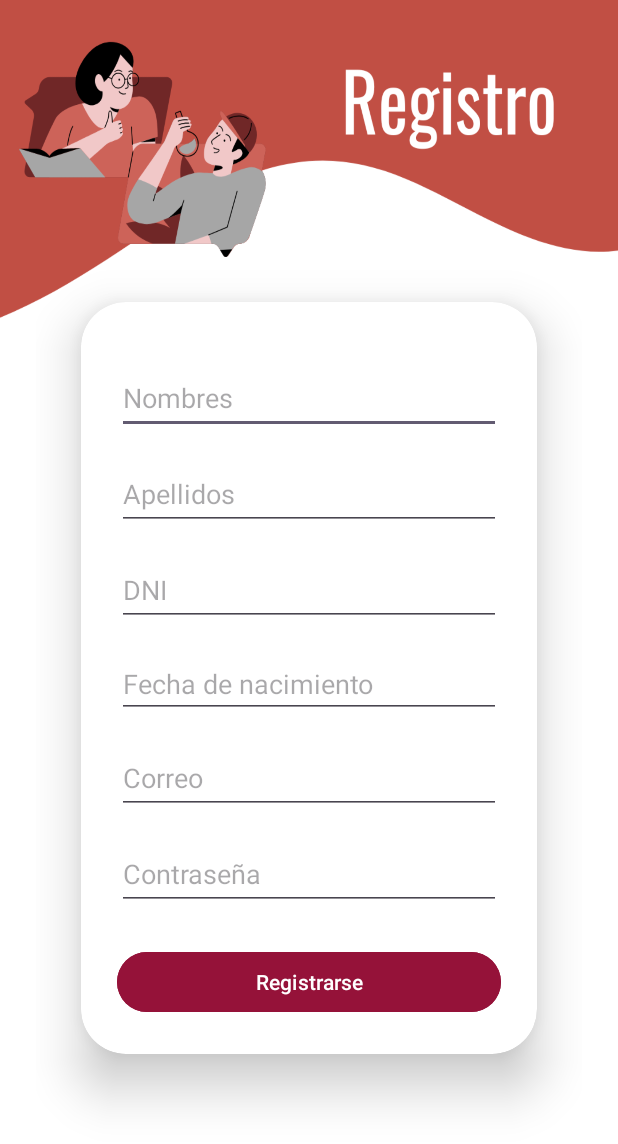
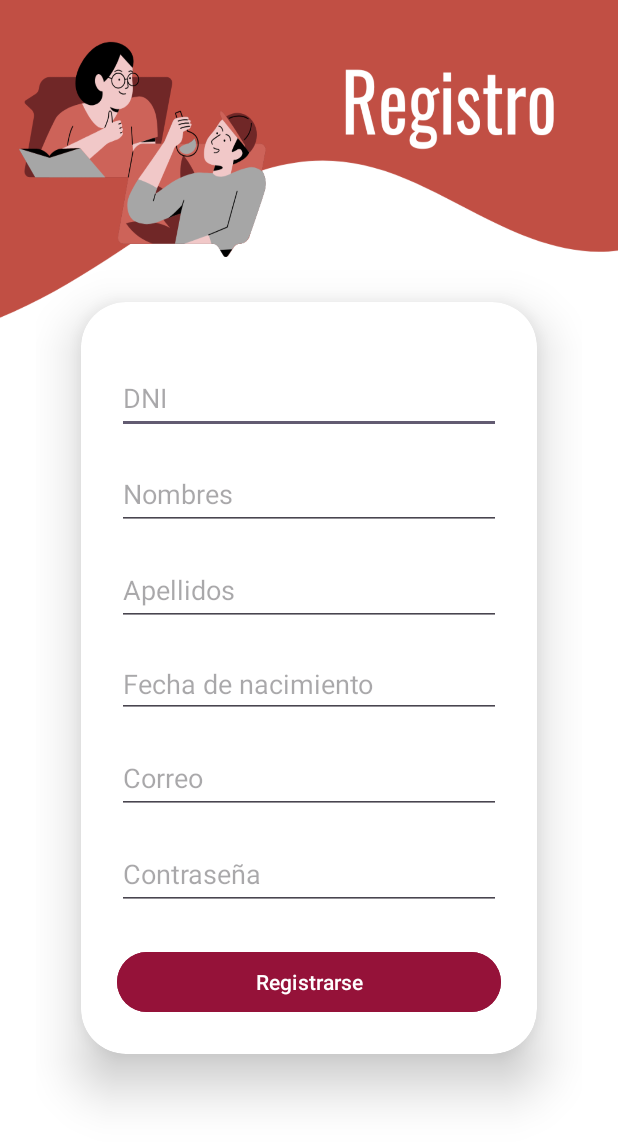
Before and after one commit to MarcoXMarquez/VerificaMTC, an Android app: the layout activity_register.xml on its own in the app's theme, with its tools: preview values and no code run, on a phone screen of 412 x 824 dp. Shown: the top 1144 px of the screen. Run offline under Robolectric (Android 15) with nearby library versions, the phone set to English and light mode, and no system bars.

Commit message:
database creation n register completed

```diff
--- a/app/src/main/res/layout/activity_register.xml
+++ b/app/src/main/res/layout/activity_register.xml
@@ -25,8 +25,20 @@
         android:layout_gravity="center_horizontal"
         android:orientation="vertical"
         android:padding="24dp">
-        <EditText
-            android:id="@+id/register_nombres"
+
+            <EditText
+                android:id="@+id/register_dni"
+                android:layout_width="match_parent"
+                android:layout_height="wrap_content"
+                android:layout_marginTop="16dp"
+                android:hint="DNI"
+                android:importantForAutofill="no"
+                android:inputType="number"
+                android:minHeight="48dp"
+                tools:ignore="VisualLintTextFieldSize" />
+
+            <EditText
+            android:id="@+id/register_names"
             android:layout_width="match_parent"
             android:layout_height="wrap_content"
             android:layout_marginTop="16dp"
@@ -36,7 +48,7 @@
             android:minHeight="48dp" />
 
         <EditText
-            android:id="@+id/register_apellidos"
+            android:id="@+id/register_lastnames"
             android:layout_width="match_parent"
             android:layout_height="wrap_content"
             android:layout_marginTop="16dp"
@@ -46,19 +58,8 @@
             android:minHeight="48dp"
             tools:ignore="VisualLintTextFieldSize" />
 
-        <EditText
-            android:id="@+id/register_dni"
-            android:layout_width="match_parent"
-            android:layout_height="wrap_content"
-            android:layout_marginTop="16dp"
-            android:hint="DNI"
-            android:importantForAutofill="no"
-            android:inputType="number"
-            android:minHeight="48dp"
-            tools:ignore="VisualLintTextFieldSize"/>
-
-        <EditText
-            android:id="@+id/register_nacimiento"
+            <EditText
+            android:id="@+id/register_birthdate"
             android:layout_width="match_parent"
             android:layout_height="wrap_content"
             android:layout_marginTop="16dp"
```
Also changed, not shown: app/src/main/java/com/master/verificamtc/DatabaseScheme.java (added, +67 -0 lines), app/src/main/java/com/master/verificamtc/RegisterActivity.java (+17 -12 lines), 1 other file.
